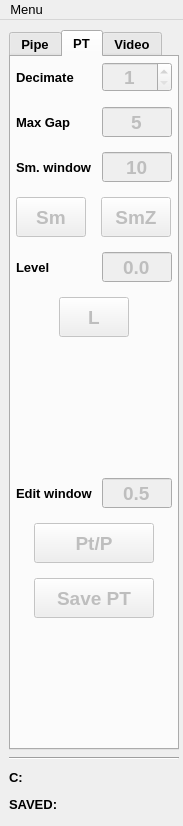
Before: the Qt Designer form project/_ui/_UI_Control.ui in AlexKayurin/JustPipe, drawn with Qt 5.
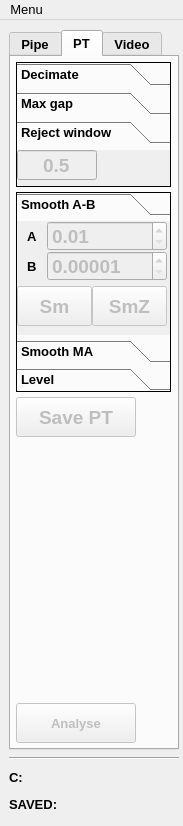
After: the same form once the commit is applied. The open tabs and pages were chosen to show the change.

Patch:
```diff
--- a/project/_ui/_UI_Control.ui
+++ b/project/_ui/_UI_Control.ui
@@ -1103,7 +1103,7 @@
        </attribute>
        <layout class="QVBoxLayout" name="verticalLayout_3">
         <property name="spacing">
-         <number>15</number>
+         <number>5</number>
         </property>
         <property name="leftMargin">
          <number>5</number>
@@ -1118,52 +1118,58 @@
          <number>5</number>
         </property>
         <item>
-         <layout class="QHBoxLayout" name="horizontalLayout">
-          <property name="spacing">
-           <number>5</number>
+         <widget class="QToolBox" name="toolBoxPtSet">
+          <property name="minimumSize">
+           <size>
+            <width>155</width>
+            <height>125</height>
+           </size>
           </property>
-          <item>
-           <widget class="QLabel" name="label_2">
-            <property name="minimumSize">
-             <size>
-              <width>90</width>
-              <height>20</height>
-             </size>
-            </property>
-            <property name="maximumSize">
-             <size>
-              <width>90</width>
-              <height>20</height>
-             </size>
-            </property>
-            <property name="font">
-             <font>
-              <pointsize>10</pointsize>
-              <bold>true</bold>
-             </font>
-            </property>
-            <property name="text">
-             <string>Decimate</string>
-            </property>
-            <property name="alignment">
-             <set>Qt::AlignmentFlag::AlignLeading|Qt::AlignmentFlag::AlignLeft|Qt::AlignmentFlag::AlignVCenter</set>
-            </property>
-           </widget>
-          </item>
-          <item>
+          <property name="maximumSize">
+           <size>
+            <width>155</width>
+            <height>125</height>
+           </size>
+          </property>
+          <property name="frameShape">
+           <enum>QFrame::Shape::Box</enum>
+          </property>
+          <property name="currentIndex">
+           <number>2</number>
+          </property>
+          <widget class="QWidget" name="pts0">
+           <property name="geometry">
+            <rect>
+             <x>0</x>
+             <y>0</y>
+             <width>153</width>
+             <height>30</height>
+            </rect>
+           </property>
+           <attribute name="label">
+            <string>Decimate</string>
+           </attribute>
            <widget class="QSpinBox" name="sp_Pt_Weed">
             <property name="enabled">
              <bool>false</bool>
             </property>
+            <property name="geometry">
+             <rect>
+              <x>0</x>
+              <y>0</y>
+              <width>130</width>
+              <height>30</height>
+             </rect>
+            </property>
             <property name="minimumSize">
              <size>
-              <width>70</width>
+              <width>130</width>
               <height>30</height>
              </size>
             </property>
             <property name="maximumSize">
              <size>
-              <width>70</width>
+              <width>130</width>
               <height>30</height>
              </size>
             </property>
@@ -1186,44 +1192,31 @@
              <number>1</number>
             </property>
            </widget>
-          </item>
-         </layout>
-        </item>
-        <item>
-         <layout class="QHBoxLayout" name="horizontalLayout_2">
-          <item>
-           <widget class="QLabel" name="l14">
-            <property name="minimumSize">
-             <size>
-              <width>90</width>
-              <height>20</height>
-             </size>
-            </property>
-            <property name="maximumSize">
-             <size>
-              <width>90</width>
-              <height>20</height>
-             </size>
-            </property>
-            <property name="font">
-             <font>
-              <pointsize>10</pointsize>
-              <bold>true</bold>
-             </font>
-            </property>
-            <property name="text">
-             <string>Max Gap</string>
-            </property>
-            <property name="alignment">
-             <set>Qt::AlignmentFlag::AlignLeading|Qt::AlignmentFlag::AlignLeft|Qt::AlignmentFlag::AlignVCenter</set>
-            </property>
-           </widget>
-          </item>
-          <item>
+          </widget>
+          <widget class="QWidget" name="pts1">
+           <property name="geometry">
+            <rect>
+             <x>0</x>
+             <y>0</y>
+             <width>153</width>
+             <height>30</height>
+            </rect>
+           </property>
+           <attribute name="label">
+            <string>Max gap</string>
+           </attribute>
            <widget class="QLineEdit" name="t_PtGap">
             <property name="enabled">
              <bool>false</bool>
             </property>
+            <property name="geometry">
+             <rect>
+              <x>0</x>
+              <y>0</y>
+              <width>80</width>
+              <height>30</height>
+             </rect>
+            </property>
             <property name="sizePolicy">
              <sizepolicy hsizetype="Preferred" vsizetype="Preferred">
               <horstretch>0</horstretch>
@@ -1232,13 +1225,13 @@
             </property>
             <property name="minimumSize">
              <size>
-              <width>70</width>
+              <width>80</width>
               <height>30</height>
              </size>
             </property>
             <property name="maximumSize">
              <size>
-              <width>70</width>
+              <width>80</width>
               <height>30</height>
              </size>
             </property>
@@ -1255,53 +1248,333 @@
              <set>Qt::AlignmentFlag::AlignCenter</set>
             </property>
            </widget>
-          </item>
-         </layout>
+          </widget>
+          <widget class="QWidget" name="pts2">
+           <attribute name="label">
+            <string>Reject window</string>
+           </attribute>
+           <widget class="QLineEdit" name="t_EdSpot">
+            <property name="enabled">
+             <bool>false</bool>
+            </property>
+            <property name="geometry">
+             <rect>
+              <x>0</x>
+              <y>0</y>
+              <width>80</width>
+              <height>30</height>
+             </rect>
+            </property>
+            <property name="minimumSize">
+             <size>
+              <width>80</width>
+              <height>30</height>
+             </size>
+            </property>
+            <property name="maximumSize">
+             <size>
+              <width>80</width>
+              <height>30</height>
+             </size>
+            </property>
+            <property name="font">
+             <font>
+              <pointsize>14</pointsize>
+              <bold>true</bold>
+             </font>
+            </property>
+            <property name="text">
+             <string>0.5</string>
+            </property>
+            <property name="alignment">
+             <set>Qt::AlignmentFlag::AlignCenter</set>
+            </property>
+           </widget>
+          </widget>
+         </widget>
         </item>
         <item>
-         <layout class="QHBoxLayout" name="horizontalLayout_4">
-          <item>
-           <widget class="QLabel" name="l0">
+         <widget class="QToolBox" name="toolBoxPtEdit">
+          <property name="minimumSize">
+           <size>
+            <width>155</width>
+            <height>200</height>
+           </size>
+          </property>
+          <property name="maximumSize">
+           <size>
+            <width>155</width>
+            <height>200</height>
+           </size>
+          </property>
+          <property name="frameShape">
+           <enum>QFrame::Shape::Box</enum>
+          </property>
+          <property name="currentIndex">
+           <number>0</number>
+          </property>
+          <property name="tabSpacing">
+           <number>5</number>
+          </property>
+          <widget class="QWidget" name="pte0">
+           <property name="geometry">
+            <rect>
+             <x>0</x>
+             <y>0</y>
+             <width>153</width>
+             <height>108</height>
+            </rect>
+           </property>
+           <attribute name="label">
+            <string>Smooth A-B</string>
+           </attribute>
+           <widget class="QLabel" name="label">
+            <property name="geometry">
+             <rect>
+              <x>10</x>
+              <y>0</y>
+              <width>20</width>
+              <height>30</height>
+             </rect>
+            </property>
             <property name="minimumSize">
              <size>
-              <width>90</width>
-              <height>20</height>
+              <width>20</width>
+              <height>30</height>
              </size>
             </property>
             <property name="maximumSize">
              <size>
-              <width>90</width>
-              <height>20</height>
+              <width>20</width>
+              <height>30</height>
              </size>
             </property>
+            <property name="text">
+             <string>A</string>
+            </property>
+           </widget>
+           <widget class="QLabel" name="label_2">
+            <property name="geometry">
+             <rect>
+              <x>10</x>
+              <y>30</y>
+              <width>20</width>
+              <height>30</height>
+             </rect>
+            </property>
+            <property name="minimumSize">
+             <size>
+              <width>20</width>
+              <height>30</height>
+             </size>
+            </property>
+            <property name="maximumSize">
+             <size>
+              <width>20</width>
+              <height>30</height>
+             </size>
+            </property>
+            <property name="text">
+             <string>B</string>
+            </property>
+           </widget>
+           <widget class="QDoubleSpinBox" name="sp_smW_A">
+            <property name="enabled">
+             <bool>false</bool>
+            </property>
+            <property name="geometry">
+             <rect>
+              <x>30</x>
+              <y>0</y>
+              <width>120</width>
+              <height>30</height>
+             </rect>
+            </property>
+            <property name="minimumSize">
+             <size>
+              <width>120</width>
+              <height>30</height>
+             </size>
+            </property>
+            <property name="maximumSize">
+             <size>
+              <width>120</width>
+              <height>30</height>
+             </size>
+            </property>
             <property name="font">
              <font>
-              <pointsize>10</pointsize>
+              <pointsize>14</pointsize>
               <bold>true</bold>
              </font>
             </property>
+            <property name="decimals">
+             <number>2</number>
+            </property>
+            <property name="minimum">
+             <double>0.010000000000000</double>
+            </property>
+            <property name="maximum">
+             <double>1.000000000000000</double>
+            </property>
+            <property name="singleStep">
+             <double>0.050000000000000</double>
+            </property>
+           </widget>
+           <widget class="QDoubleSpinBox" name="sp_smW_B">
+            <property name="enabled">
+             <bool>false</bool>
+            </property>
+            <property name="geometry">
+             <rect>
+              <x>30</x>
+              <y>30</y>
+              <width>120</width>
+              <height>30</height>
+             </rect>
+            </property>
+            <property name="minimumSize">
+             <size>
+              <width>120</width>
+              <height>30</height>
+             </size>
+            </property>
+            <property name="maximumSize">
+             <size>
+              <width>120</width>
+              <height>30</height>
+             </size>
+            </property>
+            <property name="font">
+             <font>
+              <pointsize>14</pointsize>
+              <bold>true</bold>
+             </font>
+            </property>
+            <property name="decimals">
+             <number>5</number>
+            </property>
+            <property name="minimum">
+             <double>0.000010000000000</double>
+            </property>
+            <property name="maximum">
+             <double>0.995000000000000</double>
+            </property>
+            <property name="singleStep">
+             <double>0.000500000000000</double>
+            </property>
+           </widget>
+           <widget class="QPushButton" name="b_smoothPT_l_AB">
+            <property name="enabled">
+             <bool>false</bool>
+            </property>
+            <property name="geometry">
+             <rect>
+              <x>75</x>
+              <y>65</y>
+              <width>75</width>
+              <height>40</height>
+             </rect>
+            </property>
+            <property name="minimumSize">
+             <size>
+              <width>75</width>
+              <height>40</height>
+             </size>
+            </property>
+            <property name="maximumSize">
+             <size>
+              <width>75</width>
+              <height>40</height>
+             </size>
+            </property>
+            <property name="font">
+             <font>
+              <pointsize>14</pointsize>
+              <bold>true</bold>
+             </font>
+            </property>
             <property name="text">
-             <string>Sm. window</string>
+             <string>SmZ</string>
             </property>
-            <property name="alignment">
-             <set>Qt::AlignmentFlag::AlignLeading|Qt::AlignmentFlag::AlignLeft|Qt::AlignmentFlag::AlignVCenter</set>
+           </widget>
+           <widget class="QPushButton" name="b_smoothPT_p_AB">
+            <property name="enabled">
+             <bool>false</bool>
             </property>
+            <property name="geometry">
+             <rect>
+              <x>0</x>
+              <y>65</y>
+              <width>75</width>
+              <height>40</height>
+             </rect>
+            </property>
+            <property name="sizePolicy">
+             <sizepolicy hsizetype="Minimum" vsizetype="Fixed">
+              <horstretch>0</horstretch>
+              <verstretch>0</verstretch>
+             </sizepolicy>
+            </property>
+            <property name="minimumSize">
+             <size>
+              <width>75</width>
+              <height>40</height>
+             </size>
+            </property>
+            <property name="maximumSize">
+             <size>
+              <width>75</width>
+              <height>40</height>
+             </size>
+            </property>
+            <property name="font">
+             <font>
+              <pointsize>14</pointsize>
+              <bold>true</bold>
+             </font>
+            </property>
+            <property name="text">
+             <string>Sm</string>
+            </property>
+            <property name="flat">
+             <bool>false</bool>
+            </property>
            </widget>
-          </item>
-          <item>
+          </widget>
+          <widget class="QWidget" name="pte1">
+           <property name="geometry">
+            <rect>
+             <x>0</x>
+             <y>0</y>
+             <width>153</width>
+             <height>108</height>
+            </rect>
+           </property>
+           <attribute name="label">
+            <string>Smooth MA</string>
+           </attribute>
            <widget class="QLineEdit" name="t_smW">
             <property name="enabled">
              <bool>false</bool>
             </property>
+            <property name="geometry">
+             <rect>
+              <x>70</x>
+              <y>0</y>
+              <width>80</width>
+              <height>30</height>
+             </rect>
+            </property>
             <property name="minimumSize">
              <size>
-              <width>70</width>
+              <width>80</width>
               <height>30</height>
              </size>
             </property>
             <property name="maximumSize">
              <size>
-              <width>70</width>
+              <width>80</width>
               <height>30</height>
              </size>
             </property>
@@ -1318,13 +1591,7 @@
              <set>Qt::AlignmentFlag::AlignCenter</set>
             </property>
            </widget>
-          </item>
-         </layout>
-        </item>
-        <item>
-         <layout class="QHBoxLayout" name="horizontalLayout_6">
-          <item>
-           <widget class="QPushButton" name="b_smoothPT_p">
+           <widget class="QPushButton" name="b_smoothPT_p_MA">
             <property name="enabled">
              <bool>false</bool>
             </property>
@@ -1336,13 +1603,13 @@
             </property>
             <property name="minimumSize">
              <size>
-              <width>70</width>
+              <width>75</width>
               <height>40</height>
              </size>
             </property>
             <property name="maximumSize">
              <size>
-              <width>70</width>
+              <width>75</width>
               <height>40</height>
              </size>
             </property>
@@ -1359,21 +1626,19 @@
              <bool>false</bool>
             </property>
            </widget>
-          </item>
-          <item>
-           <widget class="QPushButton" name="b_smoothPT_l">
+           <widget class="QPushButton" name="b_smoothPT_l_MA">
             <property name="enabled">
              <bool>false</bool>
             </property>
             <property name="minimumSize">
              <size>
-              <width>70</width>
+              <width>75</width>
               <height>40</height>
              </size>
             </property>
             <property name="maximumSize">
              <size>
-              <width>70</width>
+              <width>75</width>
               <height>40</height>
              </size>
             </property>
@@ -1387,23 +1652,25 @@
              <string>SmZ</string>
             </property>
            </widget>
-          </item>
-         </layout>
-        </item>
-        <item>
-         <layout class="QHBoxLayout" name="horizontalLayout_5">
-          <item>
            <widget class="QLabel" name="l2">
+            <property name="geometry">
+             <rect>
+              <x>10</x>
+              <y>0</y>
+              <width>60</width>
+              <height>30</height>
+             </rect>
+            </property>
             <property name="minimumSize">
              <size>
-              <width>90</width>
-              <height>20</height>
+              <width>60</width>
+              <height>30</height>
              </size>
             </property>
             <property name="maximumSize">
              <size>
-              <width>90</width>
-              <height>20</height>
+              <width>60</width>
+              <height>30</height>
              </size>
             </property>
             <property name="font">
@@ -1413,27 +1680,38 @@
              </font>
             </property>
             <property name="text">
-             <string>Level</string>
+             <string>Window:</string>
             </property>
             <property name="alignment">
              <set>Qt::AlignmentFlag::AlignLeading|Qt::AlignmentFlag::AlignLeft|Qt::AlignmentFlag::AlignVCenter</set>
             </property>
            </widget>
-          </item>
-          <item>
+          </widget>
+          <widget class="QWidget" name="pte2">
+           <attribute name="label">
+            <string>Level</string>
+           </attribute>
            <widget class="QLineEdit" name="t_Lev">
             <property name="enabled">
              <bool>false</bool>
             </property>
+            <property name="geometry">
+             <rect>
+              <x>0</x>
+              <y>0</y>
+              <width>80</width>
+              <height>30</height>
+             </rect>
+            </property>
             <property name="minimumSize">
              <size>
-              <width>70</width>
+              <width>80</width>
               <height>30</height>
              </size>
             </property>
             <property name="maximumSize">
              <size>
-              <width>70</width>
+              <width>80</width>
               <height>30</height>
              </size>
             </property>
@@ -1450,38 +1728,27 @@
              <set>Qt::AlignmentFlag::AlignCenter</set>
             </property>
            </widget>
-          </item>
-         </layout>
-        </item>
-        <item>
-         <layout class="QHBoxLayout" name="horizontalLayout_9">
-          <item>
-           <spacer name="horizontalSpacer">
-            <property name="orientation">
-             <enum>Qt::Orientation::Horizontal</enum>
-            </property>
-            <property name="sizeHint" stdset="0">
-             <size>
-              <width>40</width>
-              <height>20</height>
-             </size>
-            </property>
-           </spacer>
-          </item>
-          <item>
            <widget class="QPushButton" name="b_levelPT">
             <property name="enabled">
              <bool>false</bool>
             </property>
+            <property name="geometry">
+             <rect>
+              <x>0</x>
+              <y>35</y>
+              <width>75</width>
+              <height>40</height>
+             </rect>
+            </property>
             <property name="minimumSize">
              <size>
-              <width>70</width>
+              <width>75</width>
               <height>40</height>
              </size>
             </property>
             <property name="maximumSize">
              <size>
-              <width>70</width>
+              <width>75</width>
               <height>40</height>
              </size>
             </property>
@@ -1495,161 +1762,36 @@
              <string>L</string>
             </property>
            </widget>
-          </item>
-          <item>
-           <spacer name="horizontalSpacer_2">
-            <property name="orientation">
-             <enum>Qt::Orientation::Horizontal</enum>
-            </property>
-            <property name="sizeHint" stdset="0">
-             <size>
-              <width>40</width>
-              <height>20</height>
-             </size>
-            </property>
-           </spacer>
-          </item>
-         </layout>
+          </widget>
+         </widget>
         </item>
         <item>
-         <spacer name="verticalSpacer_2">
-          <property name="orientation">
-           <enum>Qt::Orientation::Vertical</enum>
+         <widget class="QPushButton" name="b_savePT">
+          <property name="enabled">
+           <bool>false</bool>
           </property>
-          <property name="sizeHint" stdset="0">
+          <property name="minimumSize">
            <size>
-            <width>20</width>
+            <width>120</width>
             <height>40</height>
            </size>
           </property>
-         </spacer>
-        </item>
-        <item>
-         <layout class="QHBoxLayout" name="horizontalLayout_3">
-          <item>
-           <widget class="QLabel" name="l1">
-            <property name="minimumSize">
-             <size>
-              <width>90</width>
-              <height>20</height>
-             </size>
-            </property>
-            <property name="maximumSize">
-             <size>
-              <width>90</width>
-              <height>20</height>
-             </size>
-            </property>
-            <property name="font">
-             <font>
-              <pointsize>10</pointsize>
-              <bold>true</bold>
-             </font>
-            </property>
-            <property name="text">
-             <string>Edit window</string>
-            </property>
-            <property name="alignment">
-             <set>Qt::AlignmentFlag::AlignLeading|Qt::AlignmentFlag::AlignLeft|Qt::AlignmentFlag::AlignVCenter</set>
-            </property>
-           </widget>
-          </item>
-          <item>
-           <widget class="QLineEdit" name="t_EdSpot">
-            <property name="enabled">
-             <bool>false</bool>
-            </property>
-            <property name="minimumSize">
-             <size>
-              <width>70</width>
-              <height>30</height>
-             </size>
-            </property>
-            <property name="maximumSize">
-             <size>
-              <width>70</width>
-              <height>30</height>
-             </size>
-            </property>
-            <property name="font">
-             <font>
-              <pointsize>14</pointsize>
-              <bold>true</bold>
-             </font>
-            </property>
-            <property name="text">
-             <string>0.5</string>
-            </property>
-            <property name="alignment">
-             <set>Qt::AlignmentFlag::AlignCenter</set>
-            </property>
-           </widget>
-          </item>
-         </layout>
-        </item>
-        <item>
-         <layout class="QHBoxLayout" name="horizontalLayout_7">
-          <item>
-           <widget class="QPushButton" name="b_EditMode">
-            <property name="enabled">
-             <bool>false</bool>
-            </property>
-            <property name="minimumSize">
-             <size>
-              <width>120</width>
-              <height>40</height>
-             </size>
-            </property>
-            <property name="maximumSize">
-             <size>
-              <width>120</width>
-              <height>40</height>
-             </size>
-            </property>
-            <property name="font">
-             <font>
-              <pointsize>14</pointsize>
-              <bold>true</bold>
-             </font>
-            </property>
-            <property name="text">
-             <string>Pt/P</string>
-            </property>
-           </widget>
-          </item>
-         </layout>
-        </item>
-        <item>
-         <layout class="QHBoxLayout" name="horizontalLayout_8">
-          <item>
-           <widget class="QPushButton" name="b_savePT">
-            <property name="enabled">
-             <bool>false</bool>
-            </property>
-            <property name="minimumSize">
-             <size>
-              <width>120</width>
-              <height>40</height>
-             </size>
-            </property>
-            <property name="maximumSize">
-             <size>
-              <width>120</width>
-              <height>40</height>
-             </size>
-            </property>
-            <property name="font">
-             <font>
-              <pointsize>14</pointsize>
-              <bold>true</bold>
-             </font>
-            </property>
-            <property name="text">
-             <string>Save PT</string>
-            </property>
-           </widget>
-          </item>
-         </layout>
+          <property name="maximumSize">
+           <size>
+            <width>120</width>
+            <height>40</height>
+           </size>
+          </property>
+          <property name="font">
+           <font>
+            <pointsize>14</pointsize>
+            <bold>true</bold>
+           </font>
+          </property>
+          <property name="text">
+           <string>Save PT</string>
+          </property>
+         </widget>
         </item>
         <item>
          <spacer name="verticalSpacer">
@@ -1664,6 +1806,28 @@
           </property>
          </spacer>
         </item>
+        <item>
+         <widget class="QPushButton" name="b_analysePtShift">
+          <property name="enabled">
+           <bool>false</bool>
+          </property>
+          <property name="minimumSize">
+           <size>
+            <width>120</width>
+            <height>40</height>
+           </size>
+          </property>
+          <property name="maximumSize">
+           <size>
+            <width>120</width>
+            <height>40</height>
+           </size>
+          </property>
+          <property name="text">
+           <string>Analyse</string>
+          </property>
+         </widget>
+        </item>
        </layout>
       </widget>
       <widget class="QWidget" name="tabDV">
```
Left out of the diff: 316 changed lines with no effect on the pictures.
